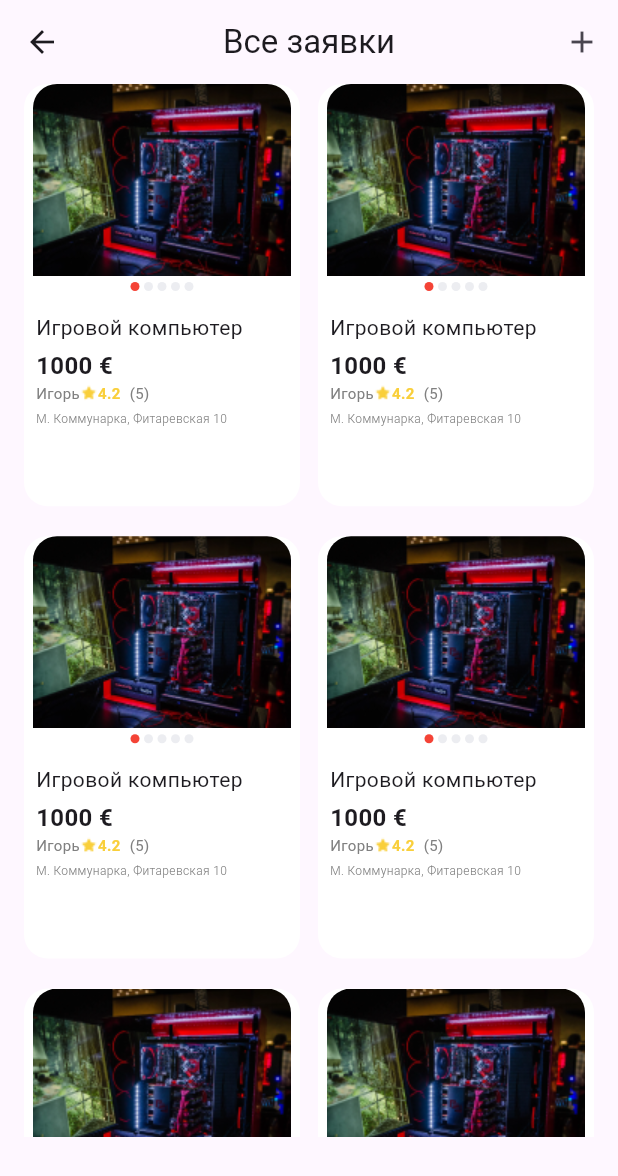
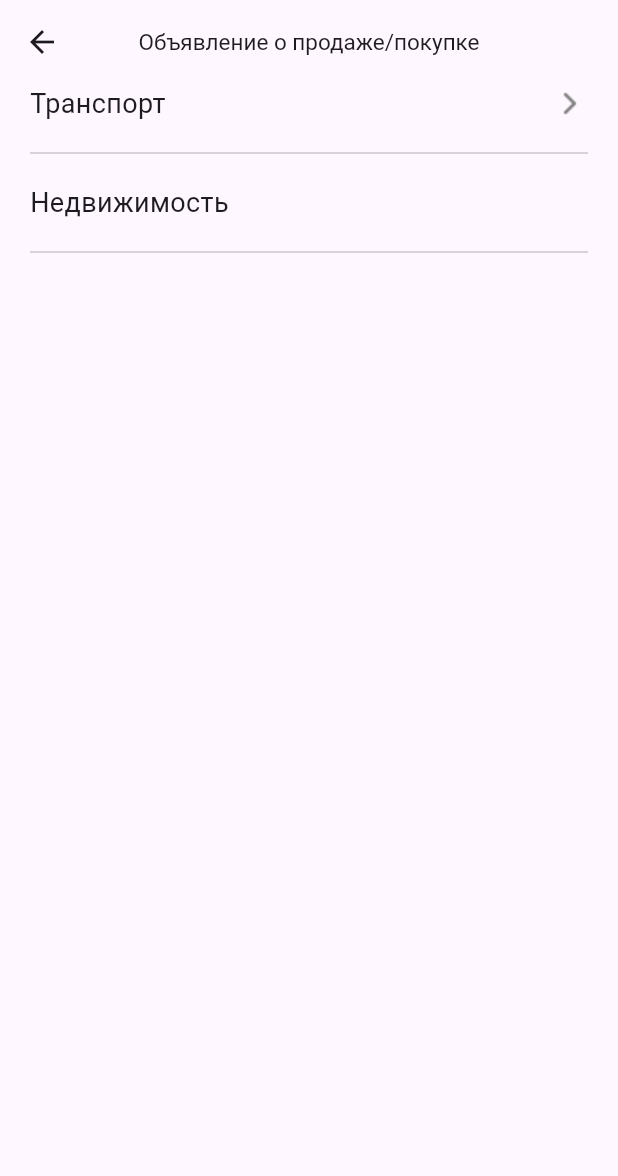
Before and after one commit to ProgPerfomance/DWD_app, a Flutter app: the AvitoListView screen opened directly, after a tap on the "add" icon, on a phone screen of 412 x 824 dp. Shown: the top 1176 px of the screen. Run offline on Flutter 3.47's test engine with Material 3 defaults, Android fonts, the phone set to English and light mode, and no system bars; our stand-ins replace awesome_extensions, dio, flutter_svg, pin_code_fields; missing offline and left inert: flutter_cupertino_datetime_picker; accounts and stored records are empty.

Commit message:
рефакторинг

```diff
--- /dev/null
+++ b/lib/data/adverb_categories_data.dart
@@ -0,0 +1,19 @@
+import 'package:untitled1/model/adverb_category_model.dart';
+
+List<AdverbCategoryModel> adsCategories = [
+  AdverbCategoryModel(id: 1, name: 'Транспорт', pods: [AdverbCategoryModel(id: 1001, name: 'Автомобили', pods: []),
+  AdverbCategoryModel(id: '1002', name: 'Мотоциклы и мототехника', pods: [
+    AdverbCategoryModel(id: 10021, name: 'Мотоциклы', pods: []),
+    AdverbCategoryModel(id: 10022, name: 'Мопеды и скутеры', pods: [
+      AdverbCategoryModel(id: 100221, name: 'Мопеды', pods: []),
+      AdverbCategoryModel(id: 100222, name: 'Скутеры', pods: []),
+    ]),
+    AdverbCategoryModel(id: 10023, name: 'Вездеходы', pods: []),
+    AdverbCategoryModel(id: 10024, name: 'Снегоходы', pods: []),
+    AdverbCategoryModel(id: 10025, name: 'Картинг', pods: []),
+    AdverbCategoryModel(id: 10026, name: 'Квадроциклы и картинг', pods: []),
+  ]),
+
+  ]),
+  AdverbCategoryModel(id: 2, name: 'Недвижимость', pods: []),
+];
--- a/lib/main.dart
+++ b/lib/main.dart
@@ -15,6 +15,7 @@ import 'package:untitled1/domain/order/get_orders_list.dart';
 import 'package:untitled1/domain/response_from_order.dart';
 import 'package:untitled1/domain/user/get_user_profile.dart';
 import 'package:untitled1/view/auth/start_screen.dart';
+import 'package:untitled1/view/main/ads/create_adverb/create_adverb_select_category_view.dart';
 import 'domain/user/auth/create_user.dart';
 import 'package:untitled1/domain/get_catigories.dart';
 
@@ -50,7 +51,7 @@ class MyApp extends StatelessWidget {
       child: const MaterialApp(
         debugShowCheckedModeBanner: false,
         //home: StartCreateOrder(),
-        home: StartView(),
+        home: CreateAdverbSelectCategoryView(),
       ),
     );
   }
--- /dev/null
+++ b/lib/model/adverb_category_model.dart
@@ -0,0 +1,6 @@
+class AdverbCategoryModel{
+  final name;
+  final id;
+  List<AdverbCategoryModel> pods;
+  AdverbCategoryModel({required this.id, required this.name, required this.pods});
+}
--- /dev/null
+++ b/lib/view/main/ads/adverb_view.dart
@@ -0,0 +1 @@
+import 'package:flutter/material.dart';
--- a/lib/view/main/avito_list_view.dart
+++ b/lib/view/main/ads/avito_list_view.dart
@@ -2,6 +2,8 @@ import 'package:flutter/material.dart';
 import 'package:provider/provider.dart';
 import 'package:untitled1/domain/ads/create_adverb.dart';
 import 'package:untitled1/model/ads_model.dart';
+
+import 'create_adverb/create_adverb_select_category_view.dart';
 
 class AvitoListView extends StatelessWidget {
   const AvitoListView({super.key});
@@ -15,8 +17,9 @@ class AvitoListView extends StatelessWidget {
         centerTitle: true,
         actions: [
           IconButton(onPressed: () {
-            createModel.createAdverb(AdverbModel(size: 'M', price: 1000, id: 0, phone: true, hp: 100, messages: true, category: 'cars', uid: '00', year: 0000, sex: '', age: null, color: null, timestamp: DateTime.now().toString(), description: '', address: '', model: '', brand: '', engine: '', state: '', build_type: '', category_id: 1001, cpu: '', drive_type: '', engine_cylinders: 0, engine_volume: 999, flour: null, fuel_supply: null, gears: null, gpu: null, killometrs: null, memory_hard: null, nm: null, order_type: null, ram: null, repair: null, rights: null, screen_size: null, square: null, tact_numbers: null, transmission: null, type: null));
-          }, icon: Icon(Icons.add)),
+            Navigator.push(context, MaterialPageRoute(builder: (context) => const CreateAdverbSelectCategoryView()));
+           // createModel.createAdverb(AdverbModel(size: 'M', price: 1000, id: 0, phone: true, hp: 100, messages: true, category: 'cars', uid: '00', year: 0000, sex: '', age: null, color: null, timestamp: DateTime.now().toString(), description: '', address: '', model: '', brand: '', engine: '', state: '', build_type: '', category_id: 1001, cpu: '', drive_type: '', engine_cylinders: 0, engine_volume: 999, flour: null, fuel_supply: null, gears: null, gpu: null, killometrs: null, memory_hard: null, nm: null, order_type: null, ram: null, repair: null, rights: null, screen_size: null, square: null, tact_numbers: null, transmission: null, type: null));
+          }, icon: const Icon(Icons.add)),
         ],
       ),
       body: SafeArea(
--- /dev/null
+++ b/lib/view/main/ads/create_adverb/create_adverb_select_category_view.dart
@@ -0,0 +1,49 @@
+import 'package:flutter/material.dart';
+import 'package:untitled1/data/adverb_categories_data.dart';
+import 'package:untitled1/model/adverb_category_model.dart';
+
+class CreateAdverbSelectCategoryView extends StatelessWidget {
+  const CreateAdverbSelectCategoryView({super.key});
+
+  @override
+  Widget build(BuildContext context) {
+    return Scaffold(
+      appBar: AppBar(
+        title: const Text('Объявление о продаже/покупке',
+        style: TextStyle(
+          fontSize: 15,
+        ),),
+         centerTitle: true,
+      ),
+      body: SafeArea(
+        child: ListView.builder(itemBuilder: (context, index) {
+          AdverbCategoryModel item = adsCategories[index];
+          return Padding(
+            padding: const EdgeInsets.symmetric(horizontal: 20.0),
+            child: Column(
+              children: [
+                Row(
+                  mainAxisAlignment: MainAxisAlignment.spaceBetween,
+                  children: [
+                    Text(item.name,
+                    style: const TextStyle(
+                      fontSize: 18,
+                    ),),
+                    item.pods.isNotEmpty ?
+                    Image.asset('assets/design/images/arrowright.png') : SizedBox(),
+                  ],
+                ),
+                SizedBox(height: 12,),
+                Divider(),
+                SizedBox(height: 12,),
+              ],
+            ),
+          );
+        },
+        itemCount: adsCategories.length,),
+
+
+      ),
+    );
+  }
+}
--- a/lib/view/widgets/arenda_prodaja_card.dart
+++ b/lib/view/widgets/arenda_prodaja_card.dart
@@ -1,6 +1,6 @@
 import 'package:flutter/material.dart';
 
-import '../main/avito_list_view.dart';
+import '../main/ads/avito_list_view.dart';
 import '../main/orders_from_cat_view.dart';
 
 class ArendaProdajaCardWidget extends StatelessWidget {
--- a/lib/view/widgets/list_categories.dart
+++ b/lib/view/widgets/list_categories.dart
@@ -6,7 +6,6 @@ import 'package:flutter/cupertino.dart';
 import 'package:untitled1/models/category_model.dart';
 import 'package:untitled1/view/main/create_order/create_order_set_name.dart';
 
-
 class CatigoriesListWidget extends StatelessWidget {
   const CatigoriesListWidget({super.key});
   @override
@@ -14,9 +13,7 @@ class CatigoriesListWidget extends StatelessWidget {
     final watchModel = context.watch<GetCatigories>();
 
     watchModel.getCat();
-    return  Column(
-                    crossAxisAlignment: CrossAxisAlignment.start,
-                    children: [
+    return Column(crossAxisAlignment: CrossAxisAlignment.start, children: [
       //16.0.heightBox,
 
       2.heightBox,
@@ -29,27 +26,27 @@ class CatigoriesListWidget extends StatelessWidget {
                     watchModel.categoryList.length,
                     //print( watchModel.categoryList.length);
                     //print(watchModel.categoryList.length),
-    (index) => _subcategoryBuild(watchModel.categoryList[index],context,0),
+                    (index) => _subcategoryBuild(
+                        watchModel.categoryList[index], context, 0),
+                  ))))
+    ]);
+  }
 
-    ))))
-
-    ]
-    );
-    }
-   Widget _subcategoryBuild(Category_model list, BuildContext context, int ischild)
-
-    {
-
+  Widget _subcategoryBuild(
+      Category_model list, BuildContext context, int ischild) {
     if (list.subcategories!.isEmpty) {
-
       return ListTile(
-                  onTap:() => Navigator.push(context, MaterialPageRoute(builder: (context) => CreateOrderSetName(name: list.name,))),
+          onTap: () => Navigator.push(
+              context,
+              MaterialPageRoute(
+                  builder: (context) => CreateOrderSetName(
+                        name: list.name,
+                      ))),
           //-*leading: SizedBox(),
           title: Text(
             list.name,
             style: TextStyle(fontSize: 18, fontWeight: FontWeight.bold),
-                  )
-              );
+          ));
     }
     return ExpansionTile(
       //leading: Icon(list.icon),
@@ -57,9 +54,10 @@ class CatigoriesListWidget extends StatelessWidget {
       title: Text(
         list.name,
         style: TextStyle(fontSize: 18, fontWeight: FontWeight.bold),
-
       ),
-        children: list.subcategories!.map((subcat)=>_subcategoryBuild(subcat, context, 1)).toList(),
+      children: list.subcategories!
+          .map((subcat) => _subcategoryBuild(subcat, context, 1))
+          .toList(),
     );
   }
 }
```
Lines whose indentation alone changed are shown as unchanged.
